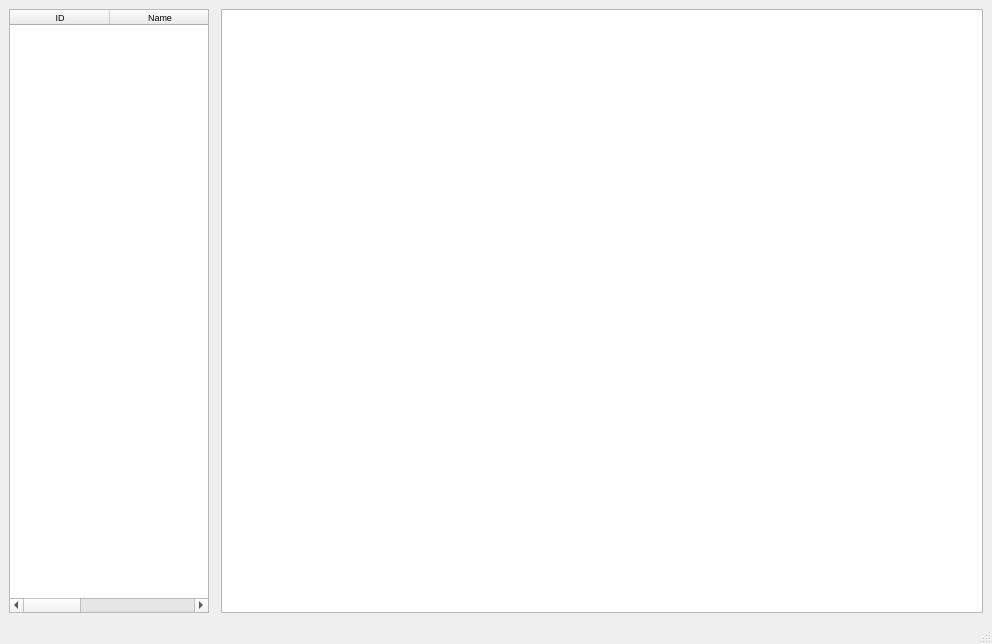
The window that examples/Editor/MainWindow.ui (martinscheffler/qtentity) describes before a commit, drawn with Qt 5.
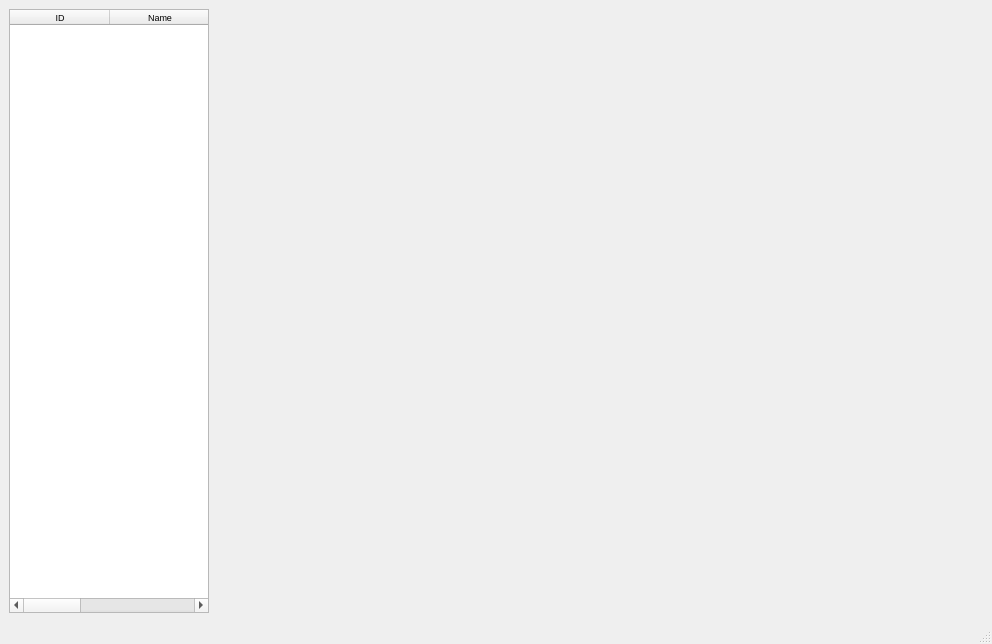
The same window after the commit.

Commit message:
Adding property browser from QT-Solutions project. Was a lot of work getting this to compile with CMake, I basically copied all private class definitions to the public headers, too lazy to find the perfect solution here.
Adding property browser to example main window, does not do anything at this point

The edit to the form file:
```diff
--- a/examples/Editor/MainWindow.ui
+++ b/examples/Editor/MainWindow.ui
@@ -57,9 +57,6 @@
     <item>
      <widget class="QWidget" name="_rendererPos" native="true"/>
     </item>
-    <item>
-     <widget class="QTableView" name="_properties"/>
-    </item>
    </layout>
   </widget>
   <widget class="QMenuBar" name="menubar">
```
The commit also changes 74 other files.
